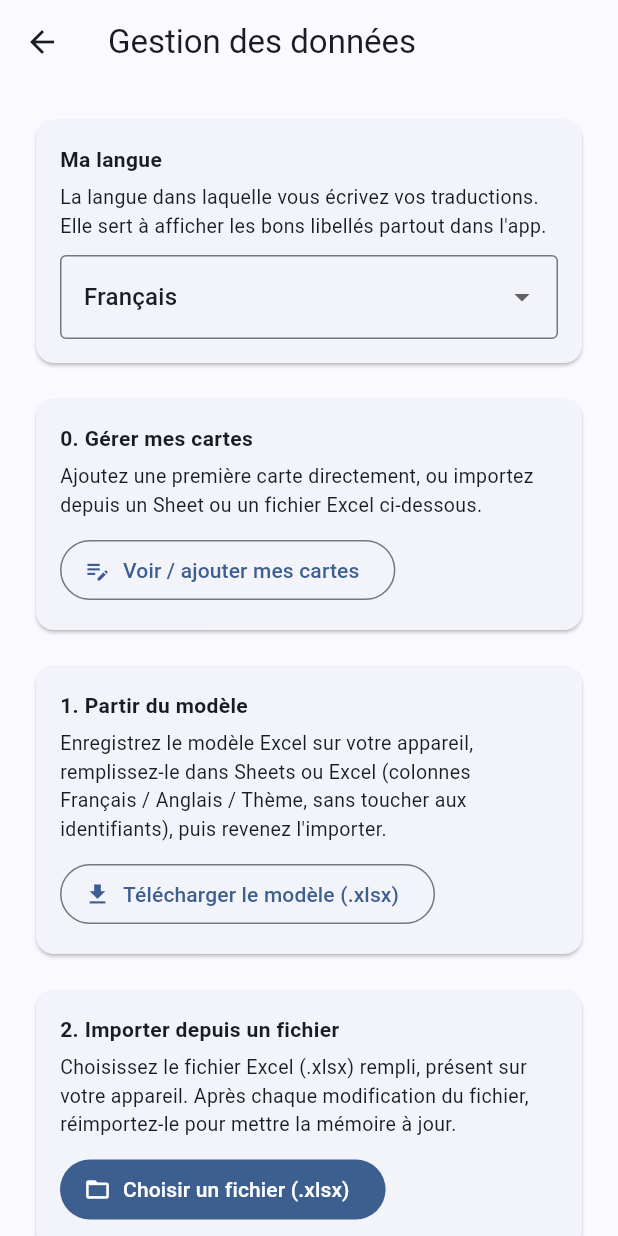
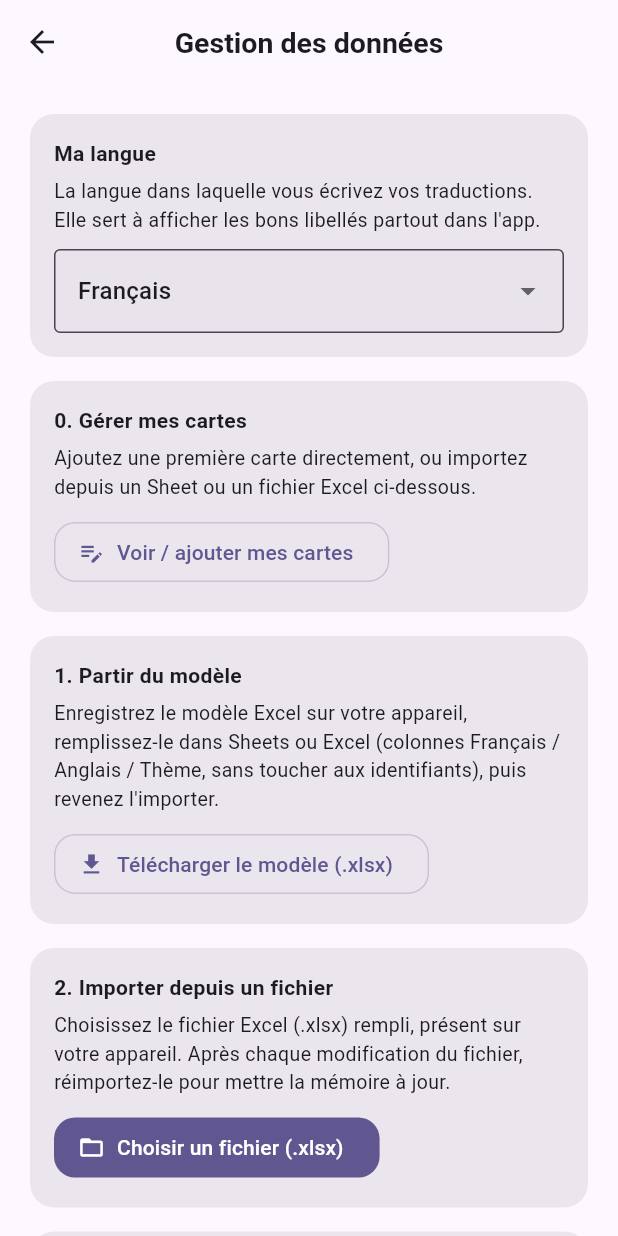
Before and after one commit to Kinder2149/FlashCard_Memory, a Flutter app: the screen it shows after launch, after a tap on "Passer", after a tap on "Importer mes cartes", on a phone screen of 412 x 824 dp. Run offline on Flutter 3.47's test engine with Material 3 defaults, Android fonts, the phone set to English and light mode, and no system bars; our stand-ins replace file_picker, shared_preferences; missing offline and left inert: excel.

Commit message:
V2 chantier C : identité visuelle + organisation en blocs
Direction retenue : thème violet énergique (seed 0xFF6C4DE6) plutôt
que le bleu générique de la V1, posé une fois dans un ThemeData
central (AppBar, cartes arrondies, boutons, champs, chips) qui se
propage à tous les écrans plutôt que d'habiller chacun séparément.
Reste du Material 3 pur, pas de police externe ni de dépendance
réseau au build.

Accueil : icône de marque dans l'AppBar, carte « État de la mémoire »
mise en avant (primaryContainer).

Paramétrage de partie : les 4 réglages (mode, paire, thème, sens)
regroupés en blocs visuels distincts (icône + titre + carte) au lieu
d'une suite de textes/champs sans séparation — répond directement au
retour « organiser en blocs, casser les blocs de texte illisibles ».

Analyse statique et 33 tests au vert.

Co-Authored-By: Claude Sonnet 5 <noreply@anthropic.com>

```diff
--- a/lib/main.dart
+++ b/lib/main.dart
@@ -27,13 +27,66 @@ class FlashcardApp extends StatelessWidget {
     return MaterialApp(
       title: 'Flashcard Memory',
       debugShowCheckedModeBanner: false,
-      theme: ThemeData(
-        colorScheme: ColorScheme.fromSeed(seedColor: const Color(0xFF3F6FB0)),
-        useMaterial3: true,
-      ),
+      theme: _buildTheme(),
       home: const _RootRouter(),
     );
   }
+}
+
+/// V2 chantier C — Identité visuelle.
+///
+/// Seed violet énergique (au lieu du bleu générique de la V1) : plus de
+/// caractère pour une app de révision, tout en restant Material 3 pur (pas de
+/// police externe, pour ne pas ajouter de dépendance ni de risque réseau au
+/// build). Les thèmes de composants (cartes, boutons, AppBar) sont posés une
+/// fois ici et se propagent à tous les écrans, plutôt que d'habiller chaque
+/// écran séparément.
+ThemeData _buildTheme() {
+  final scheme = ColorScheme.fromSeed(seedColor: const Color(0xFF6C4DE6));
+  return ThemeData(
+    colorScheme: scheme,
+    useMaterial3: true,
+    scaffoldBackgroundColor: scheme.surface,
+    appBarTheme: AppBarTheme(
+      centerTitle: true,
+      backgroundColor: scheme.surface,
+      foregroundColor: scheme.onSurface,
+      surfaceTintColor: scheme.surfaceTint,
+      titleTextStyle: TextStyle(
+        color: scheme.onSurface,
+        fontSize: 19,
+        fontWeight: FontWeight.w700,
+      ),
+    ),
+    cardTheme: CardThemeData(
+      elevation: 0,
+      color: scheme.surfaceContainerHigh,
+      shape: RoundedRectangleBorder(borderRadius: BorderRadius.circular(16)),
+      margin: EdgeInsets.zero,
+    ),
+    filledButtonTheme: FilledButtonThemeData(
+      style: FilledButton.styleFrom(
+        shape: RoundedRectangleBorder(borderRadius: BorderRadius.circular(14)),
+      ),
+    ),
+    outlinedButtonTheme: OutlinedButtonThemeData(
+      style: OutlinedButton.styleFrom(
+        shape: RoundedRectangleBorder(borderRadius: BorderRadius.circular(14)),
+        side: BorderSide(color: scheme.outlineVariant),
+      ),
+    ),
+    inputDecorationTheme: InputDecorationTheme(
+      border: OutlineInputBorder(borderRadius: BorderRadius.circular(12)),
+      filled: true,
+      fillColor: scheme.surfaceContainerHighest.withValues(alpha: 0.5),
+    ),
+    chipTheme: ChipThemeData(
+      backgroundColor: scheme.secondaryContainer,
+      labelStyle: TextStyle(color: scheme.onSecondaryContainer),
+      shape: RoundedRectangleBorder(borderRadius: BorderRadius.circular(10)),
+      side: BorderSide.none,
+    ),
+  );
 }
 
 /// Aiguille vers l'écran d'accueil pédagogique au tout premier lancement
--- a/lib/ui/home_screen.dart
+++ b/lib/ui/home_screen.dart
@@ -38,7 +38,15 @@ class _HomeScreenState extends State<HomeScreen> {
 
     return Scaffold(
       appBar: AppBar(
-        title: const Text('Flashcard'),
+        title: Row(
+          mainAxisSize: MainAxisSize.min,
+          children: [
+            Icon(Icons.style_rounded,
+                color: Theme.of(context).colorScheme.primary),
+            const SizedBox(width: 8),
+            const Text('Flashcard'),
+          ],
+        ),
         actions: [
           IconButton(
             tooltip: 'Comment ça marche ?',
@@ -144,19 +152,24 @@ class _MemoryStatusCard extends StatelessWidget {
 
   @override
   Widget build(BuildContext context) {
+    final scheme = Theme.of(context).colorScheme;
     return Card(
+      color: scheme.primaryContainer,
       child: Padding(
         padding: const EdgeInsets.all(20),
         child: Column(
           crossAxisAlignment: CrossAxisAlignment.start,
           children: [
-            const Text('État de la mémoire',
-                style: TextStyle(fontSize: 13, color: Colors.grey)),
+            Text('État de la mémoire',
+                style: TextStyle(fontSize: 13, color: scheme.onPrimaryContainer)),
             const SizedBox(height: 8),
             Text(
               '${app.memoryCount} '
               '${app.memoryCount <= 1 ? "carte en mémoire" : "cartes en mémoire"}',
-              style: const TextStyle(fontSize: 26, fontWeight: FontWeight.bold),
+              style: TextStyle(
+                  fontSize: 26,
+                  fontWeight: FontWeight.bold,
+                  color: scheme.onPrimaryContainer),
             ),
             const SizedBox(height: 6),
             _comparisonLine(context),
@@ -167,17 +180,18 @@ class _MemoryStatusCard extends StatelessWidget {
   }
 
   Widget _comparisonLine(BuildContext context) {
+    final scheme = Theme.of(context).colorScheme;
+    final muted = scheme.onPrimaryContainer.withValues(alpha: 0.75);
     if (!app.hasLink) {
-      return const Text('Aucun lien mémorisé pour le moment.',
-          style: TextStyle(color: Colors.grey));
+      return Text('Aucun lien mémorisé pour le moment.',
+          style: TextStyle(color: muted));
     }
     switch (app.homeCheck) {
       case HomeCheck.checking:
-        return const Text('Vérification du Sheet…',
-            style: TextStyle(color: Colors.grey));
+        return Text('Vérification du Sheet…', style: TextStyle(color: muted));
       case HomeCheck.offline:
-        return const Text('Hors ligne — dernier état connu affiché.',
-            style: TextStyle(color: Colors.grey));
+        return Text('Hors ligne — dernier état connu affiché.',
+            style: TextStyle(color: muted));
       case HomeCheck.idle:
         return const SizedBox.shrink();
       case HomeCheck.done:
@@ -188,11 +202,10 @@ class _MemoryStatusCard extends StatelessWidget {
         if (toInt != null && toInt > 0) {
           return Text('$base — $toInt à intégrer',
               style: TextStyle(
-                  color: Theme.of(context).colorScheme.primary,
-                  fontWeight: FontWeight.w600));
+                  color: scheme.onPrimaryContainer,
+                  fontWeight: FontWeight.w700));
         }
-        return Text('$base — à jour',
-            style: const TextStyle(color: Colors.green));
+        return Text('$base — à jour', style: TextStyle(color: muted));
     }
   }
 }
```
Also changed, not shown: lib/ui/setup_screen.dart (+72 -24 lines).
